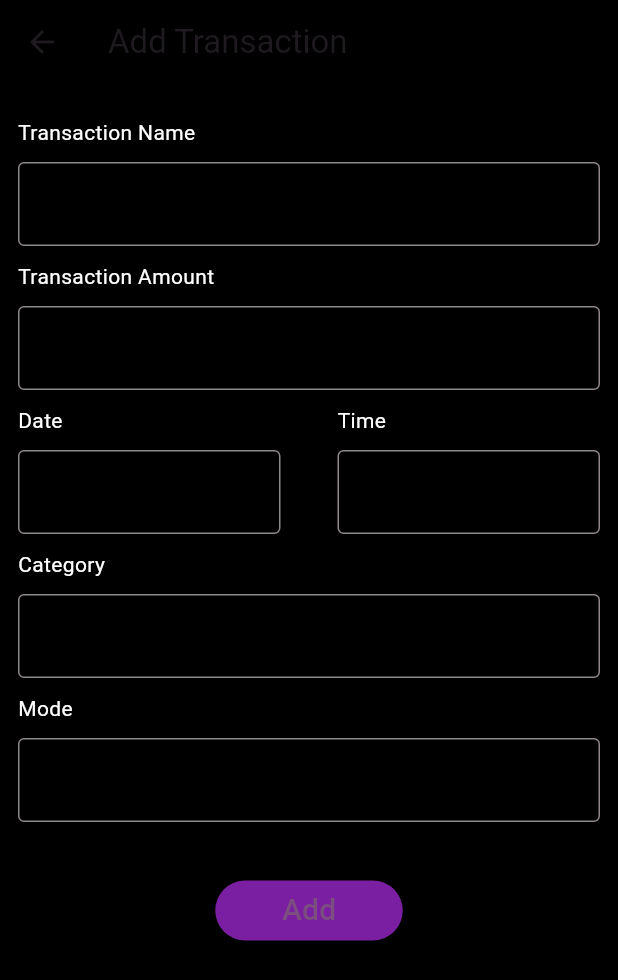
After one commit to Bandan-K/ExpenseXpert, a Flutter app: the AddTransaction screen opened directly, on a phone screen of 412 x 824 dp. The commit adds this screen. Shown: the top 980 px of the screen. Run offline on Flutter 3.47's test engine with Material 2 defaults, Android fonts, the phone set to English and light mode, and no system bars; our stand-ins replace animated_bottom_navigation_bar, animated_toggle_switch, firebase_auth, firebase_core, fl_chart, get; missing offline and left inert: firebase_ui_auth, firebase_ui_oauth_google, flutter_flip_card, simple_animation_progress_bar; accounts and stored records are empty.

Commit message:
Transaction Page Added Designed by Rahul

```diff
--- /dev/null
+++ b/lib/Screens/add_transactions.dart
@@ -0,0 +1,193 @@
+import 'package:flutter/material.dart';
+
+class AddTransaction extends StatefulWidget {
+  const AddTransaction({super.key});
+
+  @override
+  State<AddTransaction> createState() => _AddTranssactionState();
+}
+
+class _AddTranssactionState extends State<AddTransaction> {
+  TextEditingController _textEditingController = TextEditingController();
+  @override
+  Widget build(BuildContext context) {
+    return Scaffold(
+      appBar: AppBar(
+        title: Text('Add Transaction'),
+        backgroundColor: Colors.black,
+      ),
+      backgroundColor: Colors.black,
+      body: SingleChildScrollView(
+        child: Container(
+          child: Padding(
+            padding: const EdgeInsets.all(12.0),
+            child: Column(
+              crossAxisAlignment: CrossAxisAlignment.start,
+              children: [
+                Padding(
+                  padding: const EdgeInsets.fromLTRB(0, 10, 0, 0),
+                  child: Text(
+                    "Transaction Name",
+                    style: TextStyle(color: Colors.white),
+                  ),
+                ),
+                Padding(
+                  padding: const EdgeInsets.fromLTRB(0, 10, 0, 0),
+                  child: TextField(
+                    controller: _textEditingController,
+                    decoration: InputDecoration(
+                      enabledBorder: OutlineInputBorder(
+                          borderSide: BorderSide(
+                              color: Color.fromARGB(255, 143, 136, 136))),
+                      border: OutlineInputBorder(),
+                    ),
+                  ),
+                ),
+                Padding(
+                  padding: const EdgeInsets.fromLTRB(0, 10, 0, 0),
+                  child: Text(
+                    "Transaction Amount",
+                    style: TextStyle(color: Colors.white),
+                  ),
+                ),
+                Padding(
+                  padding: const EdgeInsets.fromLTRB(0, 10, 0, 0),
+                  child: TextField(
+                    controller: _textEditingController,
+                    decoration: InputDecoration(
+                      enabledBorder: OutlineInputBorder(
+                          borderSide: BorderSide(
+                              color: Color.fromARGB(255, 143, 136, 136))),
+                      border: OutlineInputBorder(),
+                    ),
+                  ),
+                ),
+                Row(
+                  mainAxisAlignment: MainAxisAlignment.spaceBetween,
+                  children: [
+                    Column(
+                      crossAxisAlignment: CrossAxisAlignment.start,
+                      children: [
+                        Padding(
+                          padding: const EdgeInsets.fromLTRB(0, 10, 0, 0),
+                          child: Text(
+                            "Date",
+                            style: TextStyle(color: Colors.white),
+                          ),
+                        ),
+                        Container(
+                          width: 175,
+                          child: Padding(
+                            padding: const EdgeInsets.fromLTRB(0, 10, 0, 0),
+                            child: TextField(
+                              controller: _textEditingController,
+                              decoration: InputDecoration(
+                                enabledBorder: OutlineInputBorder(
+                                    borderSide: BorderSide(
+                                        color: Color.fromARGB(
+                                            255, 143, 136, 136))),
+                                border: OutlineInputBorder(),
+                              ),
+                            ),
+                          ),
+                        ),
+                      ],
+                    ),
+                    Column(
+                      crossAxisAlignment: CrossAxisAlignment.start,
+                      children: [
+                        Padding(
+                          padding: const EdgeInsets.fromLTRB(0, 10, 0, 0),
+                          child: Text(
+                            "Time",
+                            style: TextStyle(color: Colors.white),
+                          ),
+                        ),
+                        Container(
+                          width: 175,
+                          child: Padding(
+                            padding: const EdgeInsets.fromLTRB(0, 10, 0, 0),
+                            child: TextField(
+                              controller: _textEditingController,
+                              decoration: InputDecoration(
+                                enabledBorder: OutlineInputBorder(
+                                    borderSide: BorderSide(
+                                        color: Color.fromARGB(
+                                            255, 143, 136, 136))),
+                                border: OutlineInputBorder(),
+                              ),
+                            ),
+                          ),
+                        ),
+                      ],
+                    ),
+                  ],
+                ),
+                Padding(
+                  padding: const EdgeInsets.fromLTRB(0, 10, 0, 0),
+                  child: Text(
+                    "Category",
+                    style: TextStyle(color: Colors.white),
+                  ),
+                ),
+                Padding(
+                  padding: const EdgeInsets.fromLTRB(0, 10, 0, 0),
+                  child: TextField(
+                    controller: _textEditingController,
+                    decoration: InputDecoration(
+                      enabledBorder: OutlineInputBorder(
+                          borderSide: BorderSide(
+                              color: Color.fromARGB(255, 143, 136, 136))),
+                      border: OutlineInputBorder(),
+                    ),
+                  ),
+                ),
+                const Padding(
+                  padding: EdgeInsets.fromLTRB(0, 10, 0, 0),
+                  child: Text(
+                    "Mode",
+                    style: TextStyle(color: Colors.white),
+                  ),
+                ),
+                Padding(
+                  padding: const EdgeInsets.fromLTRB(0, 10, 0, 0),
+                  child: TextField(
+                    controller: _textEditingController,
+                    decoration: const InputDecoration(
+                      enabledBorder: OutlineInputBorder(
+                          borderSide: BorderSide(
+                              color: Color.fromARGB(255, 143, 136, 136))),
+                      border: OutlineInputBorder(),
+                    ),
+                  ),
+                ),
+                Center(
+                  child: Padding(
+                    padding: const EdgeInsets.fromLTRB(0, 39, 0, 0),
+                    child: SizedBox(
+                      width: 125,
+                      height: 40,
+                      child: ElevatedButton(
+                        onPressed: () {},
+                        style: ButtonStyle(
+                          backgroundColor: MaterialStateProperty.all<Color>(
+                            Colors.purple
+                                .shade700, // Set your desired background color here
+                          ),
+                        ),
+                        child: const Text(
+                          "Add",
+                          style: TextStyle(fontSize: 20),
+                        ),
+                      ),
+                    ),
+                  ),
+                ),
+              ],
+            ),
+          ),
+        ),
+      ),
+    );
+  }
+}
--- a/lib/login.dart
+++ b/lib/login.dart
@@ -1,4 +1,3 @@
-import 'dart:developer';
 import 'package:expensexpert/BottomNavigationBar/bottom_nav_bar.dart';
 import 'package:expensexpert/forgot_pass.dart';
 import 'package:expensexpert/sign_up.dart';
```
